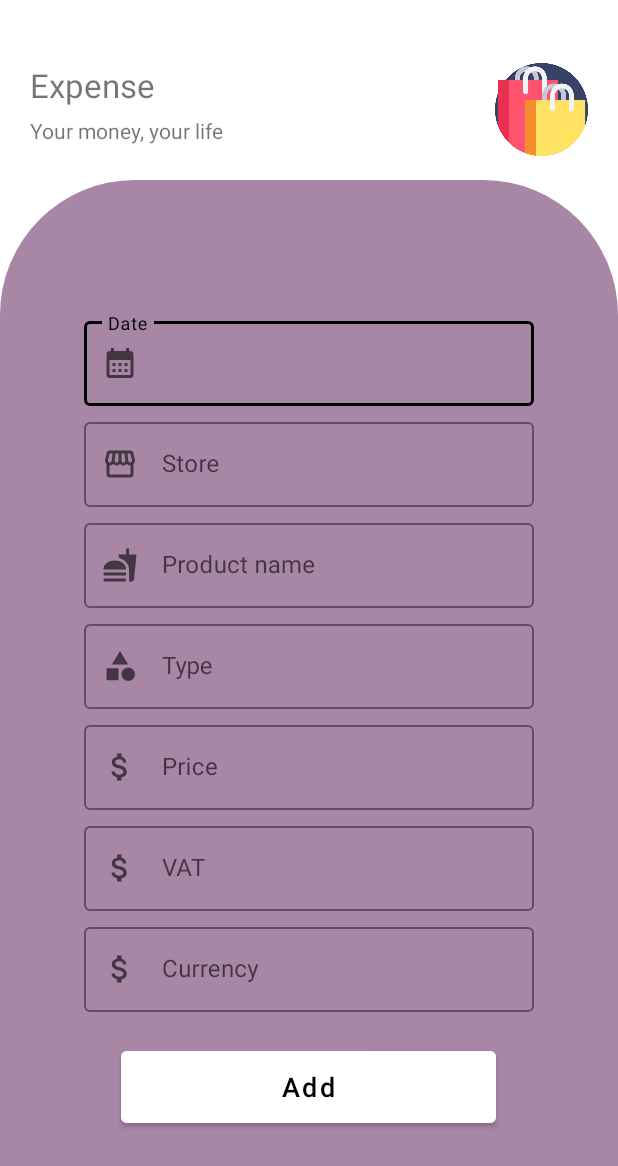
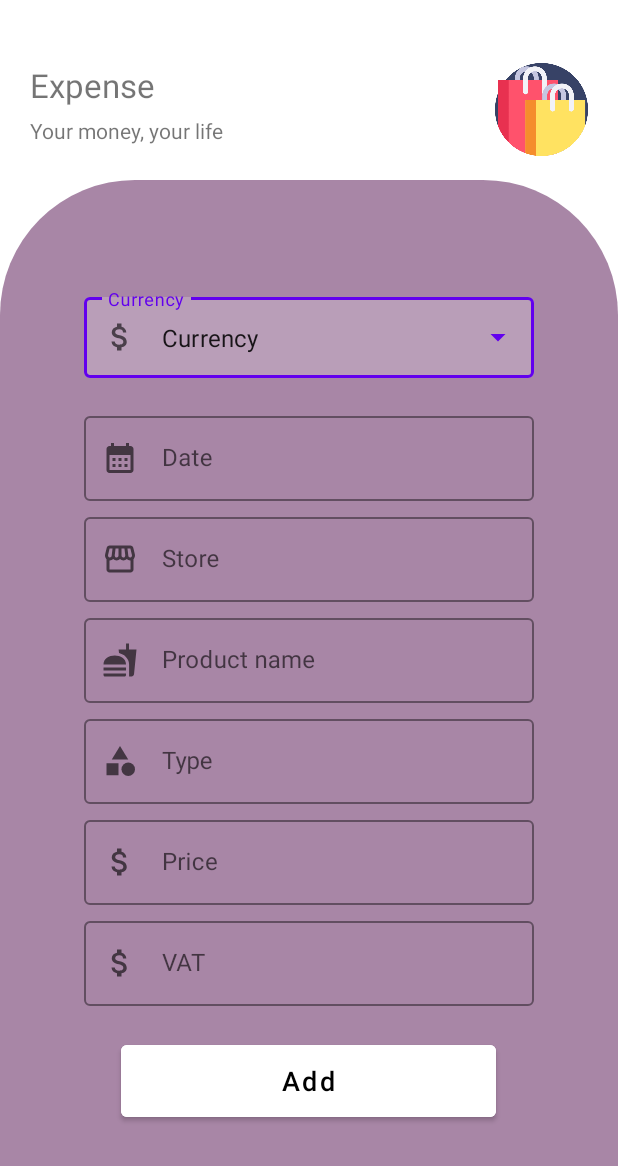
Before and after one commit to yakusugi/CloudBudgetTracker, an Android app: the fragment ExpenseAddFragment shown on its own in the app's theme, on a phone screen of 412 x 824 dp. Shown: the top 1166 px of the screen. Run offline under Robolectric (Android 15) with nearby library versions, the phone set to English and light mode, and no system bars; our stand-ins replace Volley; network calls fail.

Commit message:
commit feb 21 2023 new updates

```diff
--- a/app/build.gradle
+++ b/app/build.gradle
@@ -48,4 +48,6 @@ dependencies {
     testImplementation 'junit:junit:4.13.2'
     androidTestImplementation 'androidx.test.ext:junit:1.1.5'
     androidTestImplementation 'androidx.test.espresso:espresso-core:3.5.1'
+    implementation 'com.google.code.gson:gson:2.8.6'
+    implementation 'com.squareup.okhttp3:okhttp:4.9.1'
 }
--- a/app/src/main/assets/server_config.properties
+++ b/app/src/main/assets/server_config.properties
@@ -4,3 +4,4 @@ insert_php_file=userRegistrationInsert.php
 login_php_file=loginToTheSystem.php
 insert_budget_tracker_expense_file=budgetTrackerMasterInsert.php
 insert_product_name_file=userRegistrationInsert.php
+select_from_currency_file=select_from_currency.php
--- a/app/src/main/res/layout/fragment_expense_add.xml
+++ b/app/src/main/res/layout/fragment_expense_add.xml
@@ -1,43 +1,42 @@
 <?xml version="1.0" encoding="utf-8"?>
-<androidx.constraintlayout.widget.ConstraintLayout
-    xmlns:android="http://schemas.android.com/apk/res/android"
+<androidx.constraintlayout.widget.ConstraintLayout xmlns:android="http://schemas.android.com/apk/res/android"
+    xmlns:app="http://schemas.android.com/apk/res-auto"
     xmlns:tools="http://schemas.android.com/tools"
     android:layout_width="match_parent"
     android:layout_height="match_parent"
-    xmlns:app="http://schemas.android.com/apk/res-auto"
-    tools:context=".view.ExpenseAddFragment"
-    android:layout_marginTop="10dp">
+    android:layout_marginTop="10dp"
+    tools:context=".view.ExpenseAddFragment">
 
     <RelativeLayout
         android:id="@+id/add_spending_banner"
-        android:layout_marginTop="32dp"
         android:layout_width="match_parent"
         android:layout_height="wrap_content"
         android:layout_marginLeft="20dp"
+        android:layout_marginTop="32dp"
         android:layout_marginRight="20dp"
         app:layout_constraintTop_toTopOf="parent">
 
         <TextView
             android:id="@+id/title_spending"
+            android:layout_width="wrap_content"
+            android:layout_height="wrap_content"
             android:text="Expense"
-            android:textSize="22sp"
-            android:layout_width="wrap_content"
-            android:layout_height="wrap_content"/>
+            android:textSize="22sp" />
 
         <TextView
             android:id="@+id/sub_title_spending"
+            android:layout_width="wrap_content"
+            android:layout_height="wrap_content"
+            android:layout_below="@+id/title_spending"
             android:layout_marginTop="6dp"
-            android:layout_below="@+id/title_spending"
             android:text="Your money, your life"
-            android:textSize="14sp"
-            android:layout_width="wrap_content"
-            android:layout_height="wrap_content"/>
+            android:textSize="14sp" />
 
         <ImageView
+            android:layout_width="62dp"
+            android:layout_height="62dp"
             android:layout_alignParentRight="true"
-            android:src="@drawable/shopping_bag"
-            android:layout_width="62dp"
-            android:layout_height="62dp"/>
+            android:src="@drawable/shopping_bag" />
 
     </RelativeLayout>
 
@@ -46,22 +45,46 @@
         android:layout_height="match_parent"
         android:layout_marginTop="110dp"
         android:background="@drawable/add_shape"
+        android:gravity="center"
         android:orientation="vertical"
-        android:gravity="center"
         app:layout_constraintEnd_toEndOf="parent"
         app:layout_constraintStart_toStartOf="parent"
         app:layout_constraintTop_toTopOf="@+id/add_spending_banner">
 
         <com.google.android.material.textfield.TextInputLayout
+            style="@style/Widget.MaterialComponents.TextInputLayout.OutlinedBox.ExposedDropdownMenu"
+            android:layout_width="300dp"
+            android:layout_height="wrap_content"
+
+            android:hint="Currency"
+            app:layout_constraintEnd_toEndOf="parent"
+            app:layout_constraintStart_toStartOf="parent"
+            app:layout_constraintTop_toTopOf="parent"
+            app:startIconDrawable="@drawable/ic_dollar_24"
+            tools:ignore="MissingConstraints">
+
+            <AutoCompleteTextView
+                android:id="@+id/auto_currency_complete_view"
+                android:layout_width="match_parent"
+                android:layout_height="wrap_content"
+                android:layout_weight="1"
+                android:inputType="none"
+                android:paddingTop="16dp"
+                android:paddingBottom="16dp"
+                android:text="Currency"
+                tools:ignore="TouchTargetSizeCheck" />
+        </com.google.android.material.textfield.TextInputLayout>
+
+        <com.google.android.material.textfield.TextInputLayout
+            style="@style/Widget.MaterialComponents.TextInputLayout.OutlinedBox"
             android:layout_width="300dp"
             android:layout_height="wrap_content"
             android:layout_marginTop="20dp"
             app:boxStrokeColor="@color/black"
             app:hintTextColor="@color/black"
+            app:layout_constraintTop_toBottomOf="@+id/add_spending_banner"
             app:startIconDrawable="@drawable/ic_calendar_month_24"
-        style="@style/Widget.MaterialComponents.TextInputLayout.OutlinedBox"
-        tools:ignore="MissingConstraints"
-        app:layout_constraintTop_toBottomOf="@+id/add_spending_banner">
+            tools:ignore="MissingConstraints">
 
             <com.google.android.material.textfield.TextInputEditText
                 android:id="@+id/edit_expense_date_id"
@@ -76,14 +99,14 @@
         </com.google.android.material.textfield.TextInputLayout>
 
         <com.google.android.material.textfield.TextInputLayout
+            style="@style/Widget.MaterialComponents.TextInputLayout.OutlinedBox"
             android:layout_width="300dp"
             android:layout_height="wrap_content"
             android:layout_marginTop="5dp"
             app:boxStrokeColor="@color/black"
             app:hintTextColor="@color/black"
+            app:layout_constraintTop_toBottomOf="@+id/edit_sign_up_user_id"
             app:startIconDrawable="@drawable/ic_storefront_24"
-        style="@style/Widget.MaterialComponents.TextInputLayout.OutlinedBox"
-        app:layout_constraintTop_toBottomOf="@+id/edit_sign_up_user_id"
             tools:ignore="MissingConstraints,NotSibling">
 
             <com.google.android.material.textfield.TextInputEditText
@@ -99,14 +122,14 @@
         </com.google.android.material.textfield.TextInputLayout>
 
         <com.google.android.material.textfield.TextInputLayout
+            style="@style/Widget.MaterialComponents.TextInputLayout.OutlinedBox"
             android:layout_width="300dp"
             android:layout_height="wrap_content"
             android:layout_marginTop="5dp"
             app:boxStrokeColor="@color/black"
             app:hintTextColor="@color/black"
+            app:layout_constraintTop_toBottomOf="@+id/edit_sign_up_user_id"
             app:startIconDrawable="@drawable/ic_product_24"
-            style="@style/Widget.MaterialComponents.TextInputLayout.OutlinedBox"
-            app:layout_constraintTop_toBottomOf="@+id/edit_sign_up_user_id"
             tools:ignore="MissingConstraints,NotSibling">
 
             <com.google.android.material.textfield.TextInputEditText
@@ -122,14 +145,14 @@
         </com.google.android.material.textfield.TextInputLayout>
 
         <com.google.android.material.textfield.TextInputLayout
+            style="@style/Widget.MaterialComponents.TextInputLayout.OutlinedBox"
             android:layout_width="300dp"
             android:layout_height="wrap_content"
             android:layout_marginTop="5dp"
             app:boxStrokeColor="@color/black"
             app:hintTextColor="@color/black"
+            app:layout_constraintTop_toBottomOf="@+id/edit_sign_up_user_id"
             app:startIconDrawable="@drawable/ic_category_24"
-            style="@style/Widget.MaterialComponents.TextInputLayout.OutlinedBox"
-            app:layout_constraintTop_toBottomOf="@+id/edit_sign_up_user_id"
             tools:ignore="MissingConstraints,NotSibling">
 
             <com.google.android.material.textfield.TextInputEditText
@@ -145,14 +168,14 @@
         </com.google.android.material.textfield.TextInputLayout>
 
         <com.google.android.material.textfield.TextInputLayout
+            style="@style/Widget.MaterialComponents.TextInputLayout.OutlinedBox"
             android:layout_width="300dp"
             android:layout_height="wrap_content"
             android:layout_marginTop="5dp"
             app:boxStrokeColor="@color/black"
             app:hintTextColor="@color/black"
+            app:layout_constraintTop_toBottomOf="@+id/edit_sign_up_user_id"
             app:startIconDrawable="@drawable/ic_dollar_24"
-            style="@style/Widget.MaterialComponents.TextInputLayout.OutlinedBox"
-            app:layout_constraintTop_toBottomOf="@+id/edit_sign_up_user_id"
             tools:ignore="MissingConstraints,NotSibling">
 
             <com.google.android.material.textfield.TextInputEditText
@@ -168,14 +191,14 @@
         </com.google.android.material.textfield.TextInputLayout>
 
         <com.google.android.material.textfield.TextInputLayout
+            style="@style/Widget.MaterialComponents.TextInputLayout.OutlinedBox"
             android:layout_width="300dp"
             android:layout_height="wrap_content"
             android:layout_marginTop="5dp"
             app:boxStrokeColor="@color/black"
             app:hintTextColor="@color/black"
+            app:layout_constraintTop_toBottomOf="@+id/edit_sign_up_user_id"
             app:startIconDrawable="@drawable/ic_dollar_24"
-            style="@style/Widget.MaterialComponents.TextInputLayout.OutlinedBox"
-            app:layout_constraintTop_toBottomOf="@+id/edit_sign_up_user_id"
             tools:ignore="MissingConstraints,NotSibling">
 
             <com.google.android.material.textfield.TextInputEditText
@@ -190,28 +213,28 @@
                 android:textCursorDrawable="@null" />
         </com.google.android.material.textfield.TextInputLayout>
 
-        <com.google.android.material.textfield.TextInputLayout
-            android:layout_width="300dp"
-            android:layout_height="wrap_content"
-            android:layout_marginTop="5dp"
-            app:boxStrokeColor="@color/black"
-            app:hintTextColor="@color/black"
-            app:startIconDrawable="@drawable/ic_dollar_24"
-            style="@style/Widget.MaterialComponents.TextInputLayout.OutlinedBox"
-            app:layout_constraintTop_toBottomOf="@+id/edit_sign_up_user_id"
-            tools:ignore="MissingConstraints,NotSibling">
+        <!--        <com.google.android.material.textfield.TextInputLayout-->
+        <!--            android:layout_width="300dp"-->
+        <!--            android:layout_height="wrap_content"-->
+        <!--            android:layout_marginTop="5dp"-->
+        <!--            app:boxStrokeColor="@color/black"-->
+        <!--            app:hintTextColor="@color/black"-->
+        <!--            app:startIconDrawable="@drawable/ic_dollar_24"-->
+        <!--            style="@style/Widget.MaterialComponents.TextInputLayout.OutlinedBox"-->
+        <!--            app:layout_constraintTop_toBottomOf="@+id/edit_sign_up_user_id"-->
+        <!--            tools:ignore="MissingConstraints,NotSibling">-->
 
-            <com.google.android.material.textfield.TextInputEditText
-                android:id="@+id/edit_expense_currency_id"
-                android:layout_width="match_parent"
-                android:layout_height="wrap_content"
-                android:backgroundTint="@color/black"
-                android:hint="Currency"
-                android:inputType="text"
-                android:textColor="@color/black"
-                android:textColorHint="@color/white"
-                android:textCursorDrawable="@null" />
-        </com.google.android.material.textfield.TextInputLayout>
+        <!--            <com.google.android.material.textfield.TextInputEditText-->
+        <!--                android:id="@+id/edit_expense_currency_id"-->
+        <!--                android:layout_width="match_parent"-->
+        <!--                android:layout_height="wrap_content"-->
+        <!--                android:backgroundTint="@color/black"-->
+        <!--                android:hint="Currency"-->
+        <!--                android:inputType="text"-->
+        <!--                android:textColor="@color/black"-->
+        <!--                android:textColorHint="@color/white"-->
+        <!--                android:textCursorDrawable="@null" />-->
+        <!--        </com.google.android.material.textfield.TextInputLayout>-->
 
         <Button
             android:id="@+id/budget_add_btn"
```
Also changed, not shown: app/src/main/java/com/undeniabledreams/cloudbudgettracker/core/CurrencyDto.kt (+12 -2 lines), app/src/main/java/com/undeniabledreams/cloudbudgettracker/dao/BudgetTrackerExpenseSelectDao.kt (added, +61 -0 lines), app/src/main/java/com/undeniabledreams/cloudbudgettracker/network/NetworkTask.kt (added, +45 -0 lines), app/src/main/java/com/undeniabledreams/cloudbudgettracker/view/ExpenseAddFragment.kt (+44 -46 lines), app/src/main/res/layout/dropdown_item.xml (added, +9 -0 lines). Lines whose indentation alone changed are shown as unchanged.
